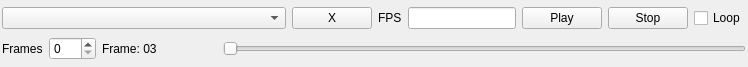
The window that src/qtui/animwidget.ui (zturtleman/mm3d) describes before a commit, drawn with Qt 5.
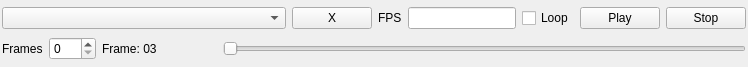
The same window after the commit.

Commit message:
Move animation Loop setting between FPS and Start/Stop buttons
Move Loop checkbox from right side of Start/Stop buttons to between
FPS and Start/Stop buttons. This makes it sightly more obvious Loop is
now a per-animation setting like FPS.

```diff
--- a/src/qtui/animwidget.ui
+++ b/src/qtui/animwidget.ui
@@ -85,6 +85,13 @@
               </property>
             </widget>
           </item>
+          <item>
+            <widget class="QCheckBox" name="m_loop" >
+              <property name="text" >
+                <string>Loop</string>
+              </property>
+            </widget>
+          </item>
           <item>
             <widget class="QPushButton" name="m_play" >
               <property name="text" >
@@ -99,13 +106,6 @@
               </property>
             </widget>
           </item>
-          <item>
-            <widget class="QCheckBox" name="m_loop" >
-              <property name="text" >
-                <string>Loop</string>
-              </property>
-            </widget>
-          </item>
         </layout>
       </item>
       <item>
```
Left out of the diff: 12 changed lines with no effect on the pictures. The commit also changes 2 other files.
